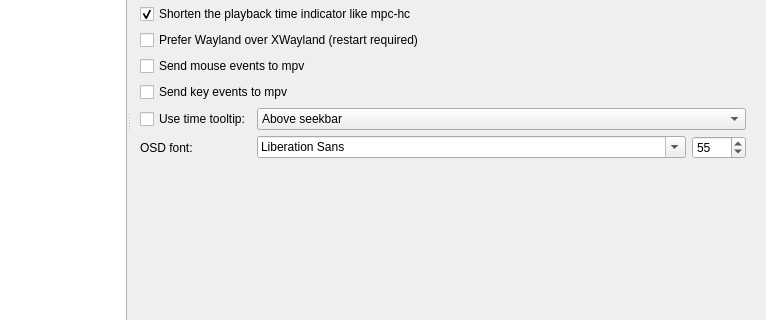
Above: settingswindow.ui from mpc-qt/mpc-qt before the change; both pictures show x 130 to 896 and y 168 to 488 of the 896 by 605 pixel window. Below: the same form after it.
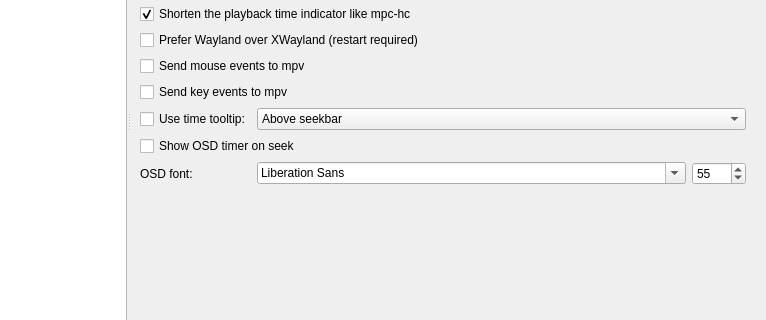
That is the form after the change.

Commit message:
Add an option to show OSD timer on seek
In Tweaks, disabled by default.

The edit to the form file:
```diff
--- a/settingswindow.ui
+++ b/settingswindow.ui
@@ -7706,14 +7706,21 @@
              </item>
             </widget>
            </item>
-           <item row="10" column="0">
+           <item row="10" column="0" colspan="2">
+            <widget class="QCheckBox" name="tweaksOsdTimerOnSeek">
+             <property name="text">
+              <string>Show OSD timer on seek</string>
+             </property>
+            </widget>
+           </item>
+           <item row="11" column="0">
             <widget class="QLabel" name="tweaksOsdFontLabel">
              <property name="text">
               <string>OSD font:</string>
              </property>
             </widget>
            </item>
-           <item row="10" column="1">
+           <item row="11" column="1">
             <layout class="QHBoxLayout" name="tweaksOsdLayout" stretch="1,0">
              <item>
               <widget class="QFontComboBox" name="tweaksOsdFont"/>
```
The commit also changes 5 other files.
